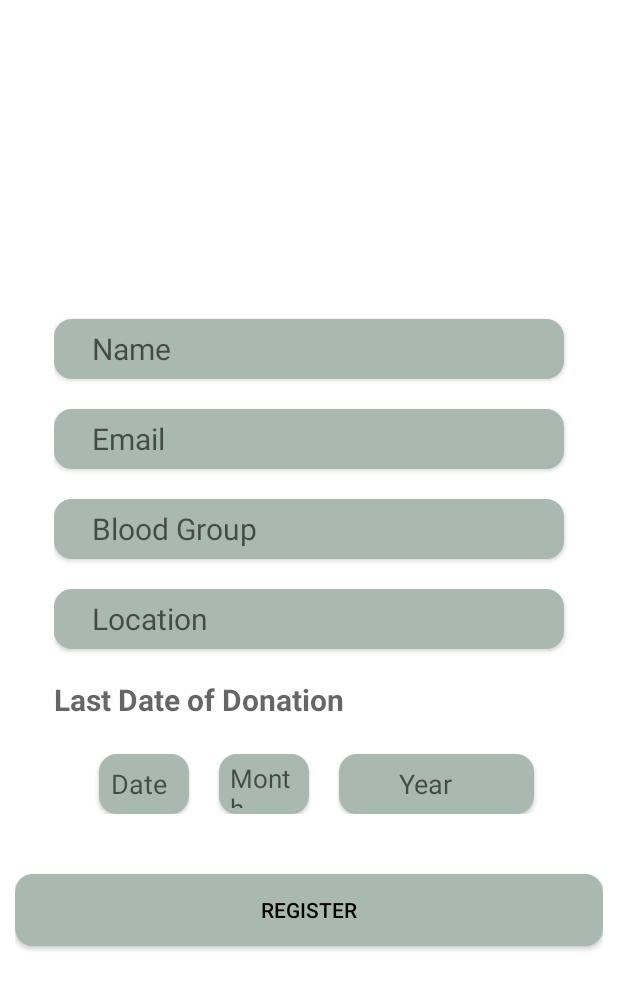
After one commit to IstiaqueShubho/DonateBlood, an Android app: the Registration screen opened directly, with no data from a screen before it, on a phone screen of 412 x 824 dp. The commit adds this screen. Shown: the top 989 px of the screen. Run offline under Robolectric (Android 15) with nearby library versions, the phone set to English and light mode, and no system bars; our stand-ins replace Firebase (no records; nobody signed in at launch, a user with empty details on screens opened directly).

Commit message:
Third Commit

```diff
--- a/app/build.gradle
+++ b/app/build.gradle
@@ -9,6 +9,7 @@ android {
         versionCode 1
         versionName "1.0"
         testInstrumentationRunner "android.support.test.runner.AndroidJUnitRunner"
+        multiDexEnabled true
     }
     buildTypes {
         release {
@@ -21,8 +22,12 @@ android {
 dependencies {
     implementation fileTree(dir: 'libs', include: ['*.jar'])
     implementation 'com.android.support:appcompat-v7:27.1.1'
+    implementation 'com.google.firebase:firebase-core:16.0.7'
+    implementation 'com.google.firebase:firebase-database:16.0.6'
+    implementation 'com.google.firebase:firebase-auth:16.1.0'
     implementation 'com.android.support.constraint:constraint-layout:1.1.3'
     testImplementation 'junit:junit:4.12'
     androidTestImplementation 'com.android.support.test:runner:1.0.2'
     androidTestImplementation 'com.android.support.test.espresso:espresso-core:3.0.2'
 }
+apply plugin: 'com.google.gms.google-services'
--- a/app/src/main/AndroidManifest.xml
+++ b/app/src/main/AndroidManifest.xml
@@ -1,6 +1,8 @@
 <?xml version="1.0" encoding="utf-8"?>
 <manifest xmlns:android="http://schemas.android.com/apk/res/android"
     package="com.example.istiaque.donateblood">
+
+    <uses-permission android:name="android.permission.INTERNET" />
 
     <application
         android:allowBackup="true"
@@ -16,6 +18,8 @@
                 <category android:name="android.intent.category.LAUNCHER" />
             </intent-filter>
         </activity>
+        <activity android:name=".Registration" />
+        <activity android:name=".Userprofile"></activity>
     </application>
 
 </manifest>
--- /dev/null
+++ b/app/src/main/java/com/example/istiaque/donateblood/Registration.java
@@ -0,0 +1,99 @@
+package com.example.istiaque.donateblood;
+
+import android.app.ProgressDialog;
+import android.content.Intent;
+import android.support.annotation.NonNull;
+import android.support.v7.app.AppCompatActivity;
+import android.os.Bundle;
+import android.text.TextUtils;
+import android.view.View;
+import android.widget.Button;
+import android.widget.EditText;
+import android.widget.Toast;
+
+import com.google.firebase.auth.FirebaseAuth;
+import com.google.firebase.database.DatabaseReference;
+import com.google.firebase.database.FirebaseDatabase;
+
+public class Registration extends AppCompatActivity {
+
+
+    private EditText Name;
+    private EditText Email;
+    private EditText Bloodgroup;
+    private EditText Location;
+    private EditText Date,Month,Year;
+
+    private Button Register;
+
+    private FirebaseAuth firebaseAuth;
+    private FirebaseAuth.AuthStateListener authStateListener;
+    private DatabaseReference firebaseDatabase;
+
+    private ProgressDialog progressDialog;
+
+    protected void onCreate(Bundle savedInstanceState) {
+        super.onCreate(savedInstanceState);
+        setContentView(R.layout.activity_registration);
+
+        firebaseAuth = FirebaseAuth.getInstance();
+
+        firebaseDatabase = FirebaseDatabase.getInstance().getReference().child("Users");
+
+        progressDialog = new ProgressDialog(this);
+
+        Name = (EditText) findViewById(R.id.name);
+        Email = (EditText) findViewById(R.id.email);
+        Bloodgroup = (EditText) findViewById(R.id.bloodgroup);
+        Location = (EditText) findViewById(R.id.location);
+        Date = (EditText) findViewById(R.id.date);
+        Month = (EditText) findViewById(R.id.month);
+        Year = (EditText) findViewById(R.id.year);
+
+        Register = (Button) findViewById(R.id.register);
+
+        Register.setOnClickListener(new View.OnClickListener() {
+            @Override
+            public void onClick(View view) {
+                startRegister();
+            }
+        });
+
+    }
+
+    private void startRegister() {
+        String name = Name.getText().toString().trim();
+        String email = Email.getText().toString().trim();
+        String bloodgroup = Bloodgroup.getText().toString().trim();
+        String location = Location.getText().toString().trim();
+
+        int date,month,year;
+        String date1 = Date.getText().toString().trim();
+        date = Integer.parseInt(date1);
+        String month1 = Month.getText().toString().trim();
+        month = Integer.parseInt(month1);
+        String year1 = Year.getText().toString().trim();
+        year = Integer.parseInt(year1);
+
+        if(name.equals("") || email.equals("") ||  bloodgroup.equals("") && location.equals("") && date1.equals("") && month1.equals("") && year1.equals("")){
+            Toast.makeText(this,"Fill all the areas with Valid Information.",Toast.LENGTH_LONG).show();
+        }
+        else{
+            progressDialog.setMessage("Registering User");
+            progressDialog.show();
+
+            String user_id = firebaseDatabase.push().getKey();
+
+            firebaseDatabase.child(user_id).child("Name").setValue(name);
+            firebaseDatabase.child(user_id).child("Email").setValue(email);
+            firebaseDatabase.child(user_id).child("Bloodgroup").setValue(bloodgroup);
+            firebaseDatabase.child(user_id).child("Location").setValue(location);
+            firebaseDatabase.child(user_id).child("LastDonation").child("Date").setValue(date);
+            firebaseDatabase.child(user_id).child("LastDonation").child("Month").setValue(month);
+            firebaseDatabase.child(user_id).child("LastDonation").child("Year").setValue(year);
+
+
+            startActivity(new Intent(Registration.this,Userprofile.class));
+        }
+    }
+}
--- /dev/null
+++ b/app/src/main/res/drawable-v24/rounded_textview.xml
@@ -0,0 +1,25 @@
+<?xml version="1.0" encoding="utf-8"?>
+<shape xmlns:android="http://schemas.android.com/apk/res/android">
+
+    android:shape="rectangle">
+
+    <!-- view background color -->
+    <solid
+        android:color="#a9b9b1" >
+    </solid>
+
+    <!-- If you want to add some padding -->
+    <padding
+        android:left="4dp"
+        android:top="4dp"
+        android:right="4dp"
+        android:bottom="4dp"    >
+    </padding>
+
+    <!-- Here is the corner radius -->
+    <corners
+        android:radius="12dp"   >
+    </corners>
+
+
+</shape>
--- /dev/null
+++ b/app/src/main/res/layout/activity_registration.xml
@@ -0,0 +1,142 @@
+<?xml version="1.0" encoding="utf-8"?>
+<android.support.constraint.ConstraintLayout xmlns:android="http://schemas.android.com/apk/res/android"
+    xmlns:app="http://schemas.android.com/apk/res-auto"
+    xmlns:tools="http://schemas.android.com/tools"
+    android:layout_width="match_parent"
+    android:layout_height="match_parent"
+    tools:context="com.example.istiaque.donateblood.Registration">
+    <LinearLayout
+        android:layout_width="match_parent"
+        android:layout_height="match_parent"
+        android:orientation="vertical"
+        android:gravity="center"
+        android:padding="10dp"
+        android:background="#ffffff"
+        android:clickable="true">
+        <LinearLayout
+            android:layout_width="400dp"
+            android:layout_height="390dp"
+            android:paddingStart="30dp"
+            android:paddingLeft="30dp"
+            android:orientation="vertical"
+            android:clickable="true"
+            android:scrollbarAlwaysDrawVerticalTrack="true">
+            <EditText
+                android:id="@+id/name"
+                android:layout_width="340dp"
+                android:layout_height="40dp"
+                android:hint="Name"
+                android:layout_marginTop="20dp"
+                android:height="100dp"
+                android:paddingLeft="25dp"
+                android:textSize="20dp"
+                android:elevation="2dp"
+                android:background="@drawable/rounded_textview"/>
+
+            <EditText
+                android:id="@+id/email"
+                android:layout_width="340dp"
+                android:layout_height="40dp"
+                android:height="100dp"
+                android:elevation="2dp"
+                android:background="@drawable/rounded_textview"
+                android:hint="Email"
+                android:paddingLeft="25dp"
+                android:textSize="20dp"
+                android:layout_marginTop="20dp"/>
+
+            <EditText
+                android:id="@+id/bloodgroup"
+                android:layout_width="340dp"
+                android:layout_height="40dp"
+                android:height="100dp"
+                android:elevation="2dp"
+                android:background="@drawable/rounded_textview"
+                android:hint="Blood Group"
+                android:paddingLeft="25dp"
+                android:textSize="20dp"
+                android:layout_marginTop="20dp"/>
+            <EditText
+                android:id="@+id/location"
+                android:layout_width="340dp"
+                android:layout_height="40dp"
+                android:height="100dp"
+                android:elevation="2dp"
+                android:background="@drawable/rounded_textview"
+                android:hint="Location"
+                android:paddingLeft="25dp"
+                android:textSize="20dp"
+                android:layout_marginTop="20dp"/>
+            <LinearLayout
+                android:layout_marginTop="10dp"
+                android:layout_width="340dp"
+                android:layout_height="100dp"
+                android:gravity="center"
+                android:orientation="vertical">
+                <TextView
+                    android:id="@+id/lastdonation"
+                    android:layout_width="340dp"
+                    android:layout_height="40dp"
+                    android:hint="Last Date of Donation"
+                    android:textSize="20dp"
+                    android:textStyle="bold"
+                    android:layout_marginTop="20dp" />
+                <LinearLayout
+                    android:layout_width="340dp"
+                    android:layout_height="60dp"
+                    android:orientation="horizontal"
+                    android:clickable="true">
+
+                    <EditText
+                        android:id="@+id/date"
+                        android:layout_marginTop="10dp"
+                        android:layout_marginLeft="30dp"
+                        android:layout_width="60dp"
+                        android:layout_height="40dp"
+                        android:elevation="2dp"
+                        android:background="@drawable/rounded_textview"
+                        android:hint="Date"
+                        android:paddingLeft="8dp"
+                        android:textSize="18dp"/>
+
+                    <EditText
+                        android:id="@+id/month"
+                        android:layout_marginLeft="20dp"
+                        android:layout_marginTop="10dp"
+                        android:layout_width="60dp"
+                        android:layout_height="40dp"
+                        android:elevation="2dp"
+                        android:background="@drawable/rounded_textview"
+                        android:hint="Month"
+                        android:paddingLeft="7dp"
+                        android:textSize="17dp"/>
+
+                    <EditText
+                        android:id="@+id/year"
+                        android:layout_marginLeft="20dp"
+                        android:layout_marginTop="10dp"
+                        android:layout_width="130dp"
+                        android:layout_height="40dp"
+                        android:elevation="2dp"
+                        android:background="@drawable/rounded_textview"
+                        android:hint="Year"
+                        android:paddingLeft="40dp"
+                        android:textSize="18dp"/>
+
+                </LinearLayout>
+
+            </LinearLayout>
+
+        </LinearLayout>
+
+        <Button
+            android:id="@+id/register"
+            android:layout_width="match_parent"
+            android:layout_height="wrap_content"
+            android:text="Register"
+            android:background="@drawable/rounded_textview"
+            android:textColor="#000000"/>
+
+    </LinearLayout>
+
+</android.support.constraint.ConstraintLayout>
--- a/app/src/main/res/values/colors.xml
+++ b/app/src/main/res/values/colors.xml
@@ -3,4 +3,5 @@
     <color name="colorPrimary">#3F51B5</color>
     <color name="colorPrimaryDark">#303F9F</color>
     <color name="colorAccent">#FF4081</color>
+    <color name="red">#e90f13</color>
 </resources>
--- a/build.gradle
+++ b/build.gradle
@@ -8,7 +8,7 @@ buildscript {
     }
     dependencies {
         classpath 'com.android.tools.build:gradle:3.0.0'
-
+        classpath 'com.google.gms:google-services:4.0.1'
 
         // NOTE: Do not place your application dependencies here; they belong
         // in the individual module build.gradle files
```
Also changed, not shown: app/src/main/java/com/example/istiaque/donateblood/Main.java (+14 -0 lines), app/src/main/java/com/example/istiaque/donateblood/Userprofile.java (added, +13 -0 lines), app/src/main/res/drawable-v24/shadoweffect.xml (added, +8 -0 lines), app/src/main/res/layout/activity_main.xml (+14 -11 lines), app/src/main/res/layout/activity_userprofile.xml (added, +9 -0 lines), app/src/main/res/drawable-v24/email1.png (added), 1 other file.
